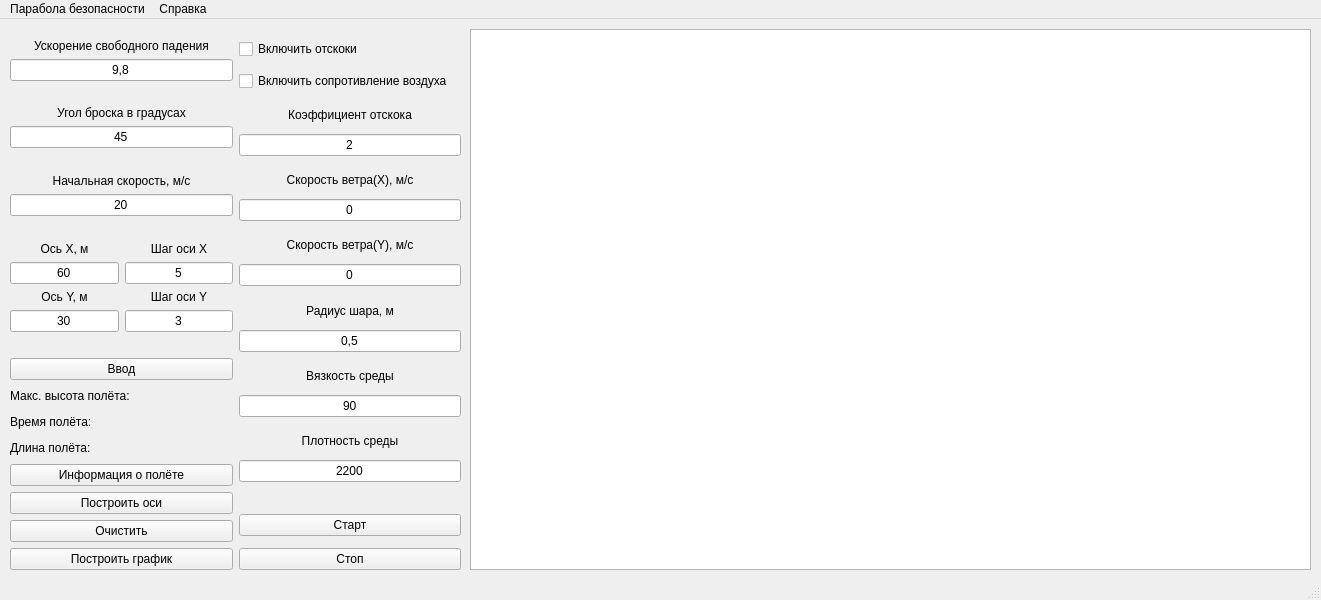
Old version of the form Fly_Model/Fly_Model.ui in the repository AnatoliyProhortsev/Fly_Model.
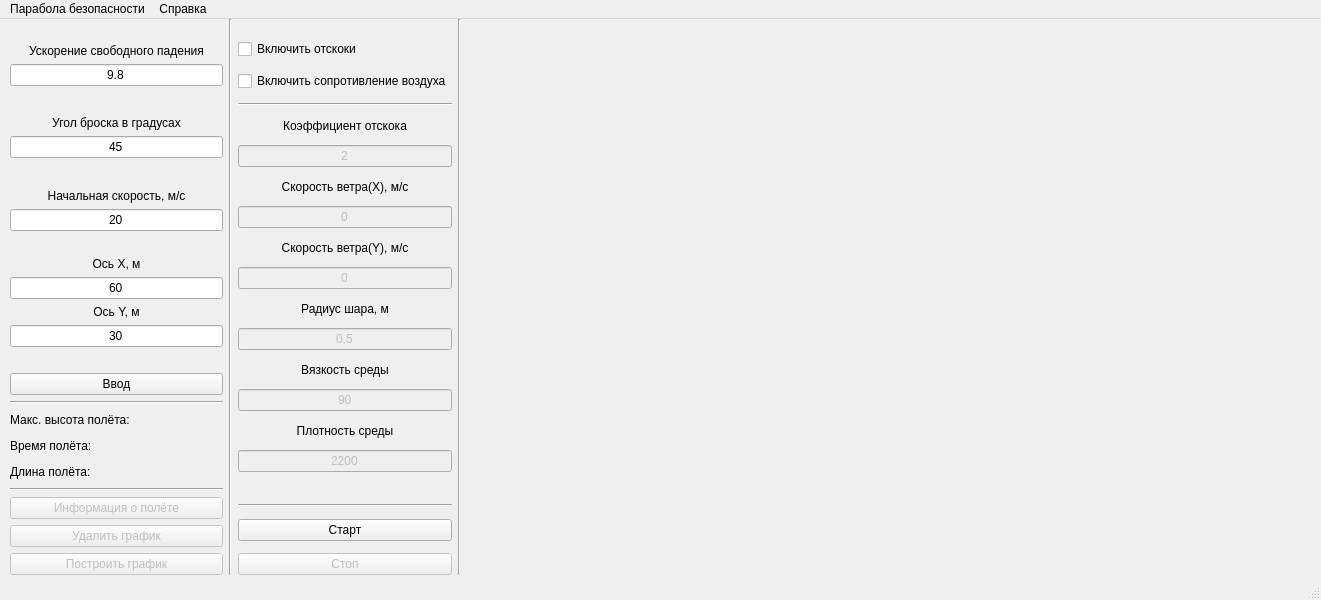
New version of the form. Custom widgets are drawn as their Qt base class.

```diff
--- a/Fly_Model/Fly_Model.ui
+++ b/Fly_Model/Fly_Model.ui
@@ -14,28 +14,18 @@
    <string>MainWindow</string>
   </property>
   <widget class="QWidget" name="centralwidget">
-   <widget class="QGraphicsView" name="graphicsView">
-    <property name="geometry">
-     <rect>
-      <x>470</x>
-      <y>10</y>
-      <width>841</width>
-      <height>541</height>
-     </rect>
-    </property>
-   </widget>
    <widget class="QWidget" name="horizontalLayoutWidget">
     <property name="geometry">
      <rect>
       <x>10</x>
       <y>0</y>
       <width>451</width>
-      <height>551</height>
+      <height>556</height>
      </rect>
     </property>
-    <layout class="QHBoxLayout" name="horizontalLayout" stretch="3,3">
+    <layout class="QHBoxLayout" name="horizontalLayout" stretch="3,0,3,0">
      <item>
-      <layout class="QVBoxLayout" name="verticalLayout" stretch="0,0">
+      <layout class="QVBoxLayout" name="verticalLayout" stretch="0,0,0">
        <property name="spacing">
         <number>6</number>
        </property>
@@ -56,7 +46,7 @@
            <item>
             <widget class="QLineEdit" name="Gravity_edit">
              <property name="text">
-              <string>9,8</string>
+              <string>9.8</string>
              </property>
              <property name="alignment">
               <set>Qt::AlignCenter</set>
@@ -165,50 +155,6 @@
                </item>
               </layout>
              </item>
-             <item>
-              <layout class="QVBoxLayout" name="verticalLayout_7">
-               <item>
-                <widget class="QLabel" name="label_9">
-                 <property name="text">
-                  <string>Шаг оси Х</string>
-                 </property>
-                 <property name="alignment">
-                  <set>Qt::AlignBottom|Qt::AlignHCenter</set>
-                 </property>
-                </widget>
-               </item>
-               <item>
-                <widget class="QLineEdit" name="X_axis_step_edit">
-                 <property name="text">
-                  <string>5</string>
-                 </property>
-                 <property name="alignment">
-                  <set>Qt::AlignCenter</set>
-                 </property>
-                </widget>
-               </item>
-               <item>
-                <widget class="QLabel" name="label_10">
-                 <property name="text">
-                  <string>Шаг оси Y</string>
-                 </property>
-                 <property name="alignment">
-                  <set>Qt::AlignBottom|Qt::AlignHCenter</set>
-                 </property>
-                </widget>
-               </item>
-               <item>
-                <widget class="QLineEdit" name="Y_axis_step_edit">
-                 <property name="text">
-                  <string>3</string>
-                 </property>
-                 <property name="alignment">
-                  <set>Qt::AlignCenter</set>
-                 </property>
-                </widget>
-               </item>
-              </layout>
-             </item>
             </layout>
            </item>
           </layout>
@@ -238,6 +184,13 @@
          </item>
         </layout>
        </item>
+       <item>
+        <widget class="Line" name="line_2">
+         <property name="orientation">
+          <enum>Qt::Horizontal</enum>
+         </property>
+        </widget>
+       </item>
        <item>
         <layout class="QVBoxLayout" name="verticalLayout_4">
          <item>
@@ -279,29 +232,41 @@
            </property>
           </widget>
          </item>
+         <item>
+          <widget class="Line" name="line_5">
+           <property name="orientation">
+            <enum>Qt::Horizontal</enum>
+           </property>
+          </widget>
+         </item>
          <item>
           <widget class="QPushButton" name="Get_info_button">
+           <property name="enabled">
+            <bool>false</bool>
+           </property>
            <property name="text">
             <string>Информация о полёте</string>
            </property>
           </widget>
          </item>
-         <item>
-          <widget class="QPushButton" name="Draw_axis_button">
-           <property name="text">
-            <string>Построить оси</string>
-           </property>
-          </widget>
-         </item>
          <item>
           <widget class="QPushButton" name="Clear_button">
+           <property name="enabled">
+            <bool>false</bool>
+           </property>
            <property name="text">
-            <string>Очистить</string>
+            <string>Удалить график</string>
            </property>
           </widget>
          </item>
          <item>
           <widget class="QPushButton" name="Draw_graph_button">
+           <property name="enabled">
+            <bool>false</bool>
+           </property>
+           <property name="whatsThis">
+            <string>&lt;html&gt;&lt;head/&gt;&lt;body&gt;&lt;p&gt;Добавляет график в соответствии с указанными данными&lt;/p&gt;&lt;/body&gt;&lt;/html&gt;</string>
+           </property>
            <property name="text">
             <string>Построить график</string>
            </property>
@@ -311,6 +276,13 @@
        </item>
       </layout>
      </item>
+     <item>
+      <widget class="Line" name="line">
+       <property name="orientation">
+        <enum>Qt::Vertical</enum>
+       </property>
+      </widget>
+     </item>
      <item>
       <layout class="QVBoxLayout" name="verticalLayout_2">
        <property name="spacing">
@@ -346,6 +318,13 @@
          </property>
         </widget>
        </item>
+       <item>
+        <widget class="Line" name="line_3">
+         <property name="orientation">
+          <enum>Qt::Horizontal</enum>
+         </property>
+        </widget>
+       </item>
        <item>
         <widget class="QLabel" name="label_11">
          <property name="maximumSize">
@@ -364,6 +343,9 @@
        </item>
        <item>
         <widget class="QLineEdit" name="Bounce_quoff_edit">
+         <property name="enabled">
+          <bool>false</bool>
+         </property>
          <property name="text">
           <string>2</string>
          </property>
@@ -390,6 +372,9 @@
        </item>
        <item>
         <widget class="QLineEdit" name="X_wind_edit">
+         <property name="enabled">
+          <bool>false</bool>
+         </property>
          <property name="text">
           <string>0</string>
          </property>
@@ -416,6 +401,9 @@
        </item>
        <item>
         <widget class="QLineEdit" name="Y_wind_edit">
+         <property name="enabled">
+          <bool>false</bool>
+         </property>
          <property name="text">
           <string>0</string>
          </property>
@@ -442,6 +430,9 @@
        </item>
        <item>
         <widget class="QLineEdit" name="Ball_radius_edit">
+         <property name="enabled">
+          <bool>false</bool>
+         </property>
          <property name="text">
           <string>0,5</string>
          </property>
@@ -468,6 +459,9 @@
        </item>
        <item>
         <widget class="QLineEdit" name="Viscosity_edit">
+         <property name="enabled">
+          <bool>false</bool>
+         </property>
          <property name="text">
           <string>90</string>
          </property>
@@ -494,6 +488,9 @@
        </item>
        <item>
         <widget class="QLineEdit" name="Density_edit">
+         <property name="enabled">
+          <bool>false</bool>
+         </property>
          <property name="text">
           <string>2200</string>
          </property>
@@ -518,6 +515,13 @@
          </property>
         </spacer>
        </item>
+       <item>
+        <widget class="Line" name="line_4">
+         <property name="orientation">
+          <enum>Qt::Horizontal</enum>
+         </property>
+        </widget>
+       </item>
        <item>
         <widget class="QPushButton" name="Start_button">
          <property name="text">
@@ -527,6 +531,9 @@
        </item>
        <item>
         <widget class="QPushButton" name="Stop_Button">
+         <property name="enabled">
+          <bool>false</bool>
+         </property>
          <property name="text">
           <string>Стоп</string>
          </property>
@@ -534,8 +541,25 @@
        </item>
       </layout>
      </item>
+     <item>
+      <widget class="Line" name="line_6">
+       <property name="orientation">
+        <enum>Qt::Vertical</enum>
+       </property>
+      </widget>
+     </item>
     </layout>
    </widget>
+   <widget class="QCustomPlot" name="plot_view" native="true">
+    <property name="geometry">
+     <rect>
+      <x>470</x>
+      <y>10</y>
+      <width>841</width>
+      <height>531</height>
+     </rect>
+    </property>
+   </widget>
   </widget>
   <widget class="QMenuBar" name="menubar">
    <property name="geometry">
@@ -561,6 +585,14 @@
   </widget>
   <widget class="QStatusBar" name="statusbar"/>
  </widget>
+ <customwidgets>
+  <customwidget>
+   <class>QCustomPlot</class>
+   <extends>QWidget</extends>
+   <header>qcustomplot.h</header>
+   <container>1</container>
+  </customwidget>
+ </customwidgets>
  <resources/>
  <connections/>
 </ui>
```
Left out of the diff: 5 changed lines with no effect on the pictures.
